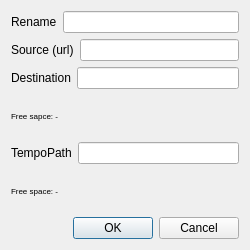
This is GUI/mibloader.ui in luxc1101/Raspi-USB-Simulator as Qt 5 draws it before an edit. The edited form follows.
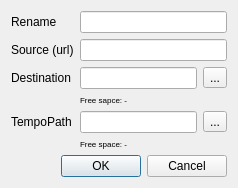
This is the edited form.

Commit message: add resetpath and freespace func

Patch:
```diff
--- a/GUI/mibloader.ui
+++ b/GUI/mibloader.ui
@@ -6,59 +6,23 @@
    <rect>
     <x>0</x>
     <y>0</y>
-    <width>250</width>
-    <height>250</height>
+    <width>238</width>
+    <height>183</height>
    </rect>
   </property>
   <property name="windowTitle">
    <string>Dialog</string>
   </property>
-  <layout class="QVBoxLayout" name="verticalLayout_3">
+  <layout class="QVBoxLayout" name="verticalLayout">
    <item>
-    <layout class="QHBoxLayout" name="horizontalLayout">
-     <item>
-      <widget class="QLabel" name="LB_rename">
-       <property name="text">
-        <string>Rename</string>
-       </property>
-      </widget>
-     </item>
-     <item>
+    <layout class="QGridLayout" name="gridLayout">
+     <item row="0" column="1">
       <widget class="QLineEdit" name="lineEdit_rename"/>
      </item>
-    </layout>
-   </item>
-   <item>
-    <layout class="QHBoxLayout" name="horizontalLayout_2">
-     <item>
-      <widget class="QLabel" name="LB_source">
-       <property name="text">
-        <string>Source (url)</string>
-       </property>
-      </widget>
-     </item>
-     <item>
+     <item row="1" column="1">
       <widget class="QLineEdit" name="LE_source"/>
      </item>
-    </layout>
-   </item>
-   <item>
-    <layout class="QVBoxLayout" name="verticalLayout">
-     <item>
-      <layout class="QHBoxLayout" name="horizontalLayout_3">
-       <item>
-        <widget class="QLabel" name="LB_destination">
-         <property name="text">
-          <string>Destination</string>
-         </property>
-        </widget>
-       </item>
-       <item>
-        <widget class="QLineEdit" name="LE_destination"/>
-       </item>
-      </layout>
-     </item>
-     <item>
+     <item row="3" column="1">
       <widget class="QLabel" name="LB_usbfreespace">
        <property name="font">
         <font>
@@ -70,25 +34,7 @@
        </property>
       </widget>
      </item>
-    </layout>
-   </item>
-   <item>
-    <layout class="QVBoxLayout" name="verticalLayout_2">
-     <item>
-      <layout class="QHBoxLayout" name="horizontalLayout_4">
-       <item>
-        <widget class="QLabel" name="LB_tempopath">
-         <property name="text">
-          <string>TempoPath</string>
-         </property>
-        </widget>
-       </item>
-       <item>
-        <widget class="QLineEdit" name="LE_TempoPath"/>
-       </item>
-      </layout>
-     </item>
-     <item>
+     <item row="5" column="1">
       <widget class="QLabel" name="LB_TampoPathSpace">
        <property name="font">
         <font>
@@ -100,6 +46,62 @@
        </property>
       </widget>
      </item>
+     <item row="2" column="1">
+      <layout class="QHBoxLayout" name="horizontalLayout_2">
+       <item>
+        <widget class="QLineEdit" name="LE_destination"/>
+       </item>
+       <item>
+        <widget class="QToolButton" name="TB_browser1">
+         <property name="text">
+          <string>...</string>
+         </property>
+        </widget>
+       </item>
+      </layout>
+     </item>
+     <item row="4" column="1">
+      <layout class="QHBoxLayout" name="horizontalLayout">
+       <item>
+        <widget class="QLineEdit" name="LE_TempoPath"/>
+       </item>
+       <item>
+        <widget class="QToolButton" name="TB_browser2">
+         <property name="text">
+          <string>...</string>
+         </property>
+        </widget>
+       </item>
+      </layout>
+     </item>
+     <item row="0" column="0">
+      <widget class="QLabel" name="LB_rename">
+       <property name="text">
+        <string>Rename</string>
+       </property>
+      </widget>
+     </item>
+     <item row="1" column="0">
+      <widget class="QLabel" name="LB_source">
+       <property name="text">
+        <string>Source (url)</string>
+       </property>
+      </widget>
+     </item>
+     <item row="2" column="0">
+      <widget class="QLabel" name="LB_destination">
+       <property name="text">
+        <string>Destination</string>
+       </property>
+      </widget>
+     </item>
+     <item row="4" column="0">
+      <widget class="QLabel" name="LB_tempopath">
+       <property name="text">
+        <string>TempoPath</string>
+       </property>
+      </widget>
+     </item>
     </layout>
    </item>
    <item>
```
The commit also changes 1 other file.
